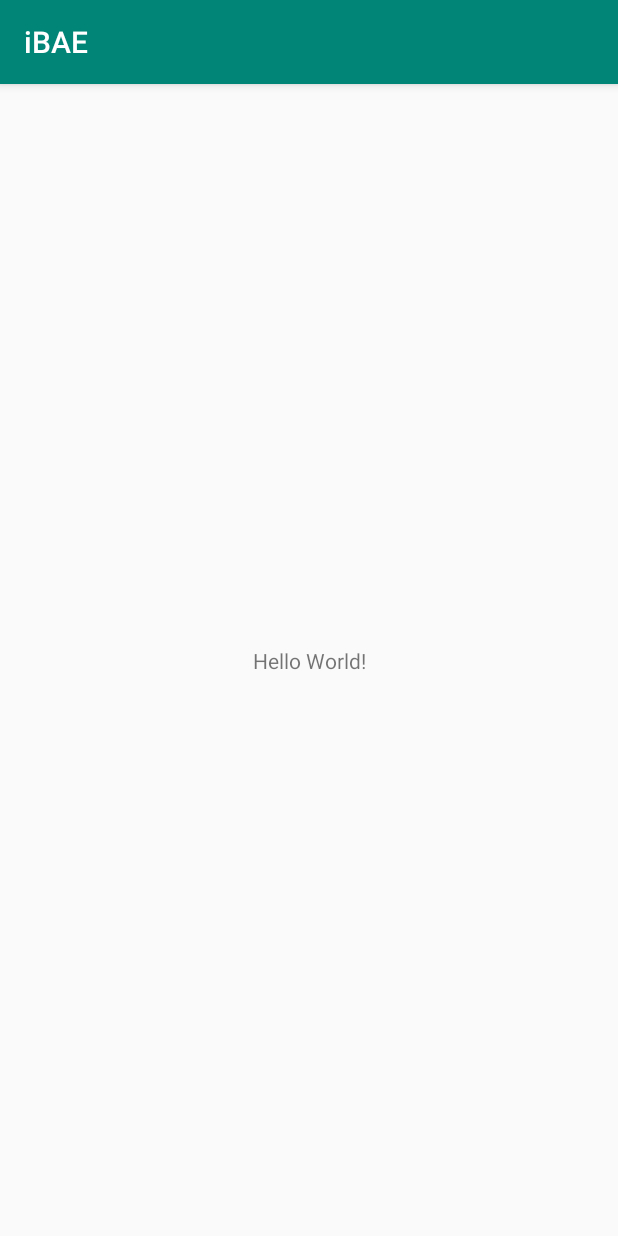
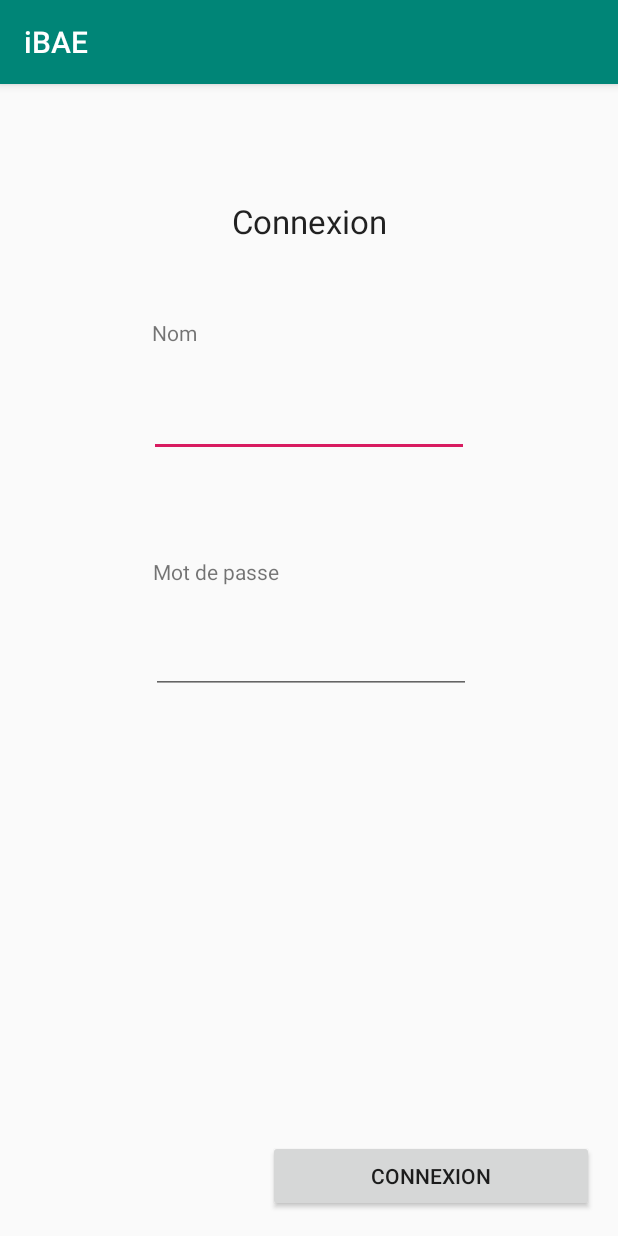
Before and after one commit to FarahonKhwaja/eBay-2.0, an Android app: the screen it shows after launch (LoginActivity), on a phone screen of 412 x 824 dp. Run offline under Robolectric (Android 15) with nearby library versions, the phone set to English and light mode, and no system bars.

Commit message:
UI page de login

```diff
--- a/iBAE/app/src/main/res/layout/activity_login.xml
+++ b/iBAE/app/src/main/res/layout/activity_login.xml
@@ -4,15 +4,84 @@
     xmlns:tools="http://schemas.android.com/tools"
     android:layout_width="match_parent"
     android:layout_height="match_parent"
-    tools:context=".LoginActivity">
+    tools:context=".LoginActivity"
+    tools:layout_editor_absoluteY="81dp">
+
+    <EditText
+        android:id="@+id/et_nom"
+        android:layout_width="wrap_content"
+        android:layout_height="wrap_content"
+        android:layout_marginTop="1dp"
+        android:layout_marginBottom="20dp"
+        android:ems="10"
+        android:inputType="textPersonName"
+        android:text=""
+        app:layout_constraintBottom_toTopOf="@+id/tv_mdp"
+        app:layout_constraintEnd_toEndOf="parent"
+        app:layout_constraintStart_toStartOf="parent"
+        app:layout_constraintTop_toBottomOf="@+id/tv_nom" />
+
+    <EditText
+        android:id="@+id/et_password"
+        android:layout_width="wrap_content"
+        android:layout_height="wrap_content"
+        android:layout_marginStart="86dp"
+        android:layout_marginEnd="83dp"
+        android:ems="10"
+        android:inputType="textPassword"
+        app:layout_constraintBottom_toBottomOf="parent"
+        app:layout_constraintEnd_toEndOf="parent"
+        app:layout_constraintStart_toStartOf="parent"
+        app:layout_constraintTop_toTopOf="parent" />
 
     <TextView
+        android:id="@+id/tv_connexion"
+        android:layout_width="114dp"
+        android:layout_height="31dp"
+        android:layout_marginTop="49dp"
+        android:layout_marginBottom="68dp"
+        android:text="Connexion"
+        android:textAlignment="center"
+        android:textAppearance="@android:style/TextAppearance.Material.Large"
+        app:layout_constraintBottom_toTopOf="@+id/et_nom"
+        app:layout_constraintEnd_toEndOf="parent"
+        app:layout_constraintStart_toStartOf="parent"
+        app:layout_constraintTop_toTopOf="parent" />
+
+    <Button
+        android:id="@+id/bt_connexion"
+        android:layout_width="217dp"
+        android:layout_height="wrap_content"
+        android:layout_marginEnd="16dp"
+        android:layout_marginBottom="16dp"
+        android:text="Connexion"
+        app:layout_constraintBottom_toBottomOf="parent"
+        app:layout_constraintEnd_toEndOf="parent" />
+
+    <TextView
+        android:id="@+id/tv_nom"
         android:layout_width="wrap_content"
         android:layout_height="wrap_content"
-        android:text="Hello World!"
-        app:layout_constraintBottom_toBottomOf="parent"
-        app:layout_constraintLeft_toLeftOf="parent"
-        app:layout_constraintRight_toRightOf="parent"
+        android:layout_marginStart="88dp"
+        android:layout_marginTop="129dp"
+        android:layout_marginEnd="267dp"
+        android:text="Nom"
+        app:layout_constraintBottom_toTopOf="@+id/et_nom"
+        app:layout_constraintEnd_toEndOf="parent"
+        app:layout_constraintStart_toStartOf="parent"
         app:layout_constraintTop_toTopOf="parent" />
 
+    <TextView
+        android:id="@+id/tv_mdp"
+        android:layout_width="wrap_content"
+        android:layout_height="wrap_content"
+        android:layout_marginStart="87dp"
+        android:layout_marginTop="20dp"
+        android:layout_marginEnd="212dp"
+        android:text="Mot de passe"
+        app:layout_constraintBottom_toTopOf="@+id/et_password"
+        app:layout_constraintEnd_toEndOf="parent"
+        app:layout_constraintStart_toStartOf="parent"
+        app:layout_constraintTop_toBottomOf="@+id/et_nom" />
+
 </android.support.constraint.ConstraintLayout>
```
